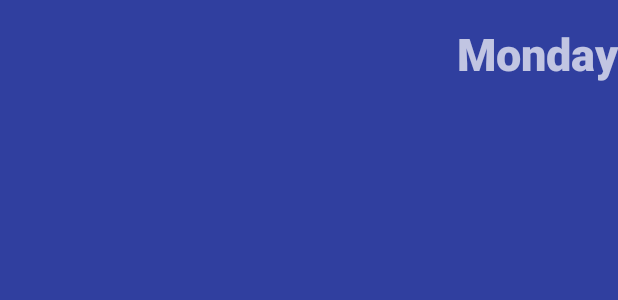
After one commit to LeoVS09/Timetable-Android-client, an Android app: the layout day.xml on its own in the app's theme, with its tools: preview values and no code run, on a phone screen of 412 x 824 dp. The commit adds this screen. Shown: the top 300 px of the screen. Run offline under Robolectric (Android 15) with nearby library versions, the phone set to English and light mode, and no system bars.

Commit message:
change design

```diff
--- /dev/null
+++ b/app/src/main/res/layout/day.xml
@@ -0,0 +1,28 @@
+<?xml version="1.0" encoding="utf-8"?>
+<LinearLayout xmlns:android="http://schemas.android.com/apk/res/android"
+    android:orientation="vertical" android:layout_width="match_parent"
+    android:layout_height="match_parent"
+    android:background="@color/colorPrimaryDark">
+
+    <TextView android:id="@+id/dayName"
+        android:layout_width="wrap_content"
+        android:layout_height="wrap_content"
+        android:text="Monday"
+        android:fontFamily="sans-serif-medium"
+        android:textSize="30sp"
+        android:textStyle="bold"
+        xmlns:android="http://schemas.android.com/apk/res/android"
+        android:textColor="@color/abc_secondary_text_material_dark"
+        android:textAlignment="gravity"
+        android:layout_gravity="right"
+        android:layout_marginTop="15sp" />
+
+    <TableLayout android:id="@+id/dayLessons"
+        android:layout_width="match_parent"
+        android:layout_height="wrap_content"
+
+        xmlns:android="http://schemas.android.com/apk/res/android"
+        android:paddingBottom="30sp">
+    </TableLayout>
+
+</LinearLayout>
--- a/app/src/main/res/values/colors.xml
+++ b/app/src/main/res/values/colors.xml
@@ -1,6 +1,7 @@
 <?xml version="1.0" encoding="utf-8"?>
 <resources>
-    <color name="colorPrimary">#e4b4a5</color>
-    <color name="colorPrimaryDark">#ff7043</color>
+    <color name="colorPrimary">#c5cae9</color>
+    <color name="colorPrimaryDark">#303f9f</color>
     <color name="colorAccent">#212121</color>
+    <color name="lessonNameText">#ff5722</color>
 </resources>
```
Also changed, not shown: app/src/main/java/edu/bonch/leovs09/timetable/MainActivity.java (+10 -46 lines), app/src/main/res/drawable/card_background.xml (added, +25 -0 lines), app/src/main/res/layout/activity_main.xml (+4 -3 lines), app/src/main/res/layout/day_name.xml (deleted, +0 -10 lines), app/src/main/res/layout/day_table.xml (deleted, +0 -9 lines), app/src/main/res/layout/fragment_main.xml (+5 -2 lines), app/src/main/res/layout/row.xml (+46 -30 lines).
